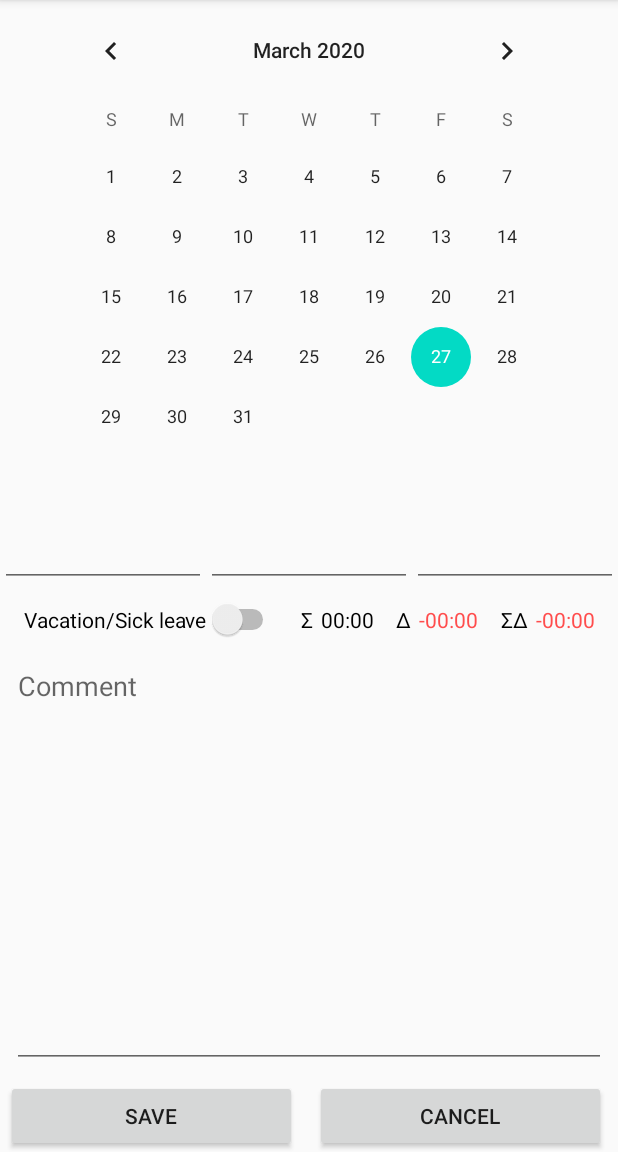
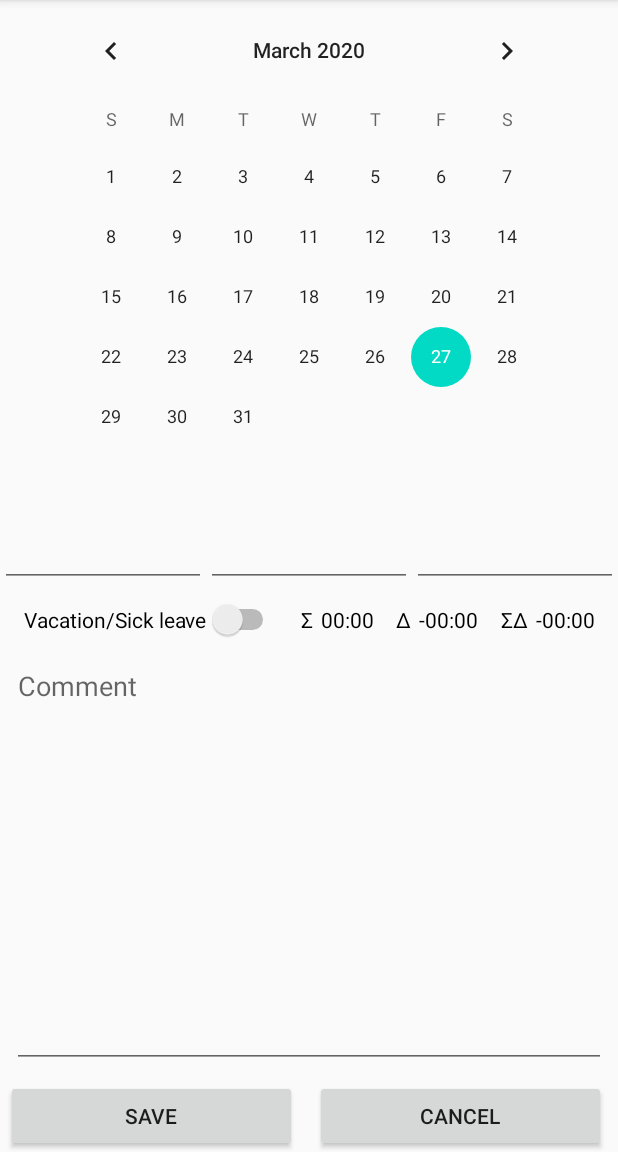
Before and after one commit to ede1998/WorkTracks, an Android app: the AddOrEditEntryFragment screen opened through its navigation route, on a phone screen of 412 x 824 dp, the part 84-1236 px from its top. Run offline under Robolectric (Android 15) with nearby library versions, the phone set to English and light mode, and no system bars; our stand-ins replace Room's generated code; libraries missing offline, so code that uses them is left out: com.rw.keyboardlistener; 1 statement that could not run was skipped.

Commit message:
CHG: moved color decider to own package and refactored it a bit

```diff
--- a/app/src/main/java/me/erikhennig/worktracks/ui/AddOrEditEntryFragment.java
+++ b/app/src/main/java/me/erikhennig/worktracks/ui/AddOrEditEntryFragment.java
@@ -30,6 +30,7 @@ import me.erikhennig.worktracks.R;
 import me.erikhennig.worktracks.model.ChronoFormatter;
 import me.erikhennig.worktracks.model.IWorkTime;
 import me.erikhennig.worktracks.model.WorkTimeValidator;
+import me.erikhennig.worktracks.ui.colordecider.RegexColorDeciderFactory;
 import me.erikhennig.worktracks.viewmodel.WorkDayViewModel;
 
 public class AddOrEditEntryFragment extends Fragment implements View.OnFocusChangeListener, KeyboardUtils.SoftKeyboardToggleListener {
--- a/app/src/main/java/me/erikhennig/worktracks/ui/TimeTableFragment.java
+++ b/app/src/main/java/me/erikhennig/worktracks/ui/TimeTableFragment.java
@@ -26,6 +26,7 @@ import me.erikhennig.worktracks.R;
 import me.erikhennig.worktracks.model.ChronoFormatter;
 import me.erikhennig.worktracks.model.Week;
 import me.erikhennig.worktracks.model.WorkTimeWithTimeStatus;
+import me.erikhennig.worktracks.ui.colordecider.RegexColorDeciderFactory;
 import me.erikhennig.worktracks.viewmodel.WorkWeekViewModel;
 
 public class TimeTableFragment extends Fragment {
--- a/app/src/main/java/me/erikhennig/worktracks/ui/RegexColorDecider.java
+++ b/app/src/main/java/me/erikhennig/worktracks/ui/colordecider/RegexColorDecider.java
@@ -1,4 +1,4 @@
-package me.erikhennig.worktracks.ui;
+package me.erikhennig.worktracks.ui.colordecider;
 
 import android.text.Editable;
 import android.text.TextWatcher;
--- a/app/src/main/java/me/erikhennig/worktracks/ui/RegexColorDeciderFactory.java
+++ b/app/src/main/java/me/erikhennig/worktracks/ui/colordecider/RegexColorDeciderFactory.java
@@ -1,11 +1,11 @@
-package me.erikhennig.worktracks.ui;
+package me.erikhennig.worktracks.ui.colordecider;
 
 import android.content.Context;
 import android.widget.TextView;
 
 import androidx.core.content.ContextCompat;
 
-import java.util.ArrayList;
+import java.util.Arrays;
 import java.util.List;
 
 import me.erikhennig.worktracks.R;
@@ -17,12 +17,11 @@ public class RegexColorDeciderFactory {
         final int negativeColor = ContextCompat.getColor(colorContext, R.color.colorNegative);
         final int neutralColor = ContextCompat.getColor(colorContext, R.color.colorNeutral);
 
-        return new ArrayList<RegexColorDecider.PatternForColor>() {{
-            add(new RegexColorDecider.PatternForColor("^0?0:0?0$", neutralColor));
-            add(new RegexColorDecider.PatternForColor("^-\\d?\\d:\\d?\\d$", negativeColor));
-            add(new RegexColorDecider.PatternForColor("^\\d?\\d:\\d?\\d$", positiveColor));
-            add(new RegexColorDecider.PatternForColor("^.*$", neutralColor));
-        }};
+        return Arrays.asList(
+                new RegexColorDecider.PatternForColor("^-?0?0:0?0$", neutralColor),
+                new RegexColorDecider.PatternForColor("^-\\d?\\d:\\d?\\d$", negativeColor),
+                new RegexColorDecider.PatternForColor("^\\d?\\d:\\d?\\d$", positiveColor),
+                new RegexColorDecider.PatternForColor("^.*$", neutralColor));
     }
 
     public static void registerDurationPositiveNegativeDecider(TextView view) {
```
